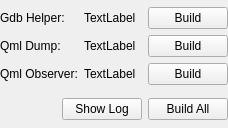
Before: the Qt Designer form src/plugins/qt4projectmanager/debugginghelper.ui in qt-creator/qt-creator, drawn with Qt 5.
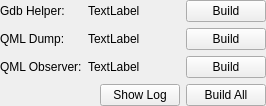
After: the same form once the commit is applied.

What changed in the file:
```diff
--- a/src/plugins/qt4projectmanager/debugginghelper.ui
+++ b/src/plugins/qt4projectmanager/debugginghelper.ui
@@ -2,14 +2,6 @@
 <ui version="4.0">
  <class>Qt4ProjectManager::Internal::DebuggingHelper</class>
  <widget class="QWidget" name="Qt4ProjectManager::Internal::DebuggingHelper">
-  <property name="geometry">
-   <rect>
-    <x>0</x>
-    <y>0</y>
-    <width>228</width>
-    <height>128</height>
-   </rect>
-  </property>
   <layout class="QVBoxLayout" name="verticalLayout">
    <property name="margin">
     <number>0</number>
@@ -52,7 +44,7 @@
         <string>Used to extract QML type information from library-based plugins.</string>
        </property>
        <property name="text">
-        <string>Qml Dump:</string>
+        <string>QML Dump:</string>
        </property>
       </widget>
      </item>
@@ -82,7 +74,7 @@
         <string>Version of qmlviewer with support for Qml/JS debugging.</string>
        </property>
        <property name="text">
-        <string>Qml Observer:</string>
+        <string>QML Observer:</string>
        </property>
       </widget>
      </item>
```
Left out of the diff: 8 changed lines with no effect on the pictures.
